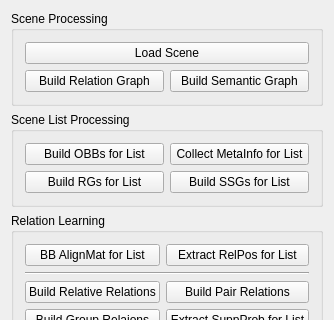
First picture: the form in scene_lab/scene_lab_widget.ui, repository maruitx/text2scene-learning, before the edit; both pictures show x 0 to 334 and y 0 to 320 of the 334 by 580 pixel window.
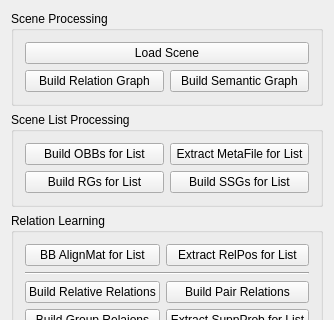
Second picture: the form after the edit.

Diff of the .ui file:
```diff
--- a/scene_lab/scene_lab_widget.ui
+++ b/scene_lab/scene_lab_widget.ui
@@ -74,7 +74,7 @@
       <item row="2" column="1">
        <widget class="QPushButton" name="collectMetaInfoButton">
         <property name="text">
-         <string>Collect MetaInfo for List</string>
+         <string>Extract MetaFile for List</string>
         </property>
        </widget>
       </item>
```
Left out of the diff: 2 changed lines with no effect on the pictures.
